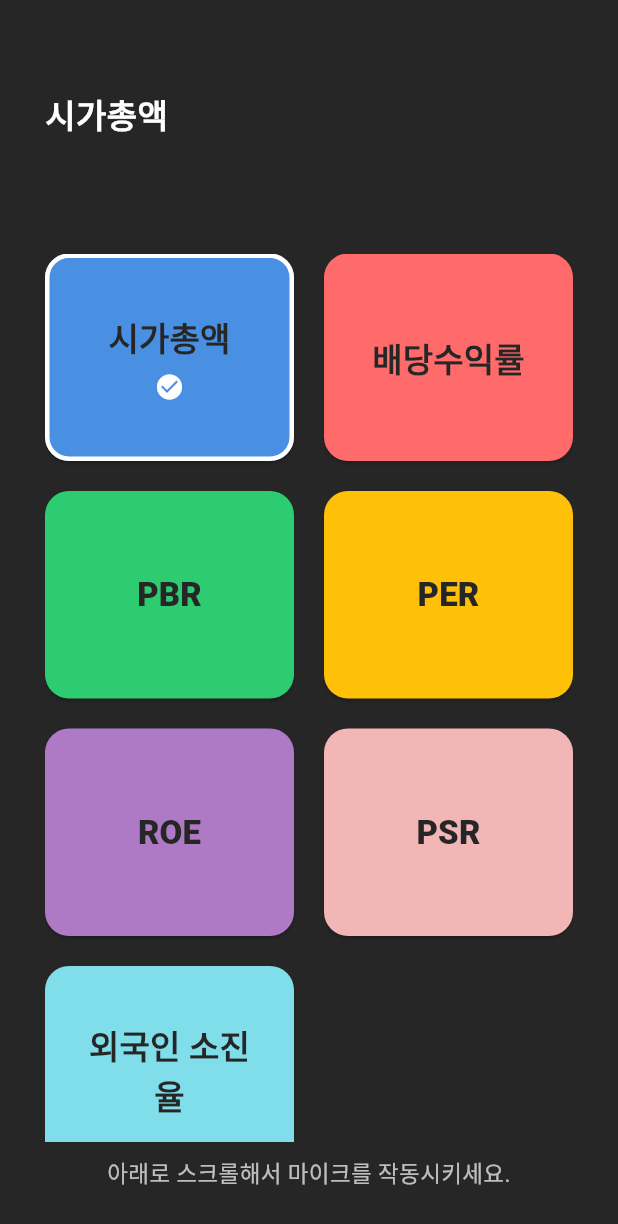
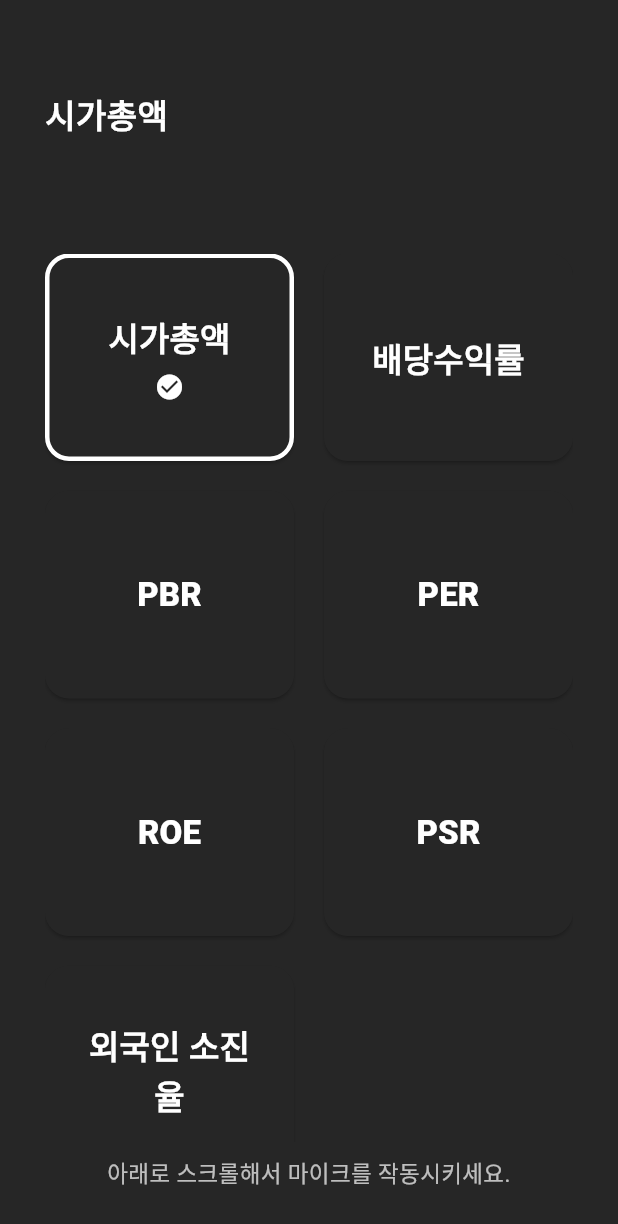
Before and after one commit to Hear-Stock/hearstock-frontend, a Flutter app: the RsiPage screen opened by its route, on a phone screen of 412 x 824 dp. Shown: the top 1224 px of the screen. Run offline on Flutter 3.47's test engine with Material 3 defaults, Android fonts, the light colour scheme and no system bars; our stand-ins replace flutter_dotenv, flutter_tts, speech_to_text; missing offline and left inert: flutter_midi_pro; network calls fail; Roboto replaces fonts that are missing (Pretendard); statements that could not run were skipped.

Commit message:
fix. 버튼 배경 색 수정

```diff
--- a/hear_stock/lib/ris_page.dart
+++ b/hear_stock/lib/ris_page.dart
@@ -26,13 +26,13 @@ class _RsiPageState extends State<RsiPage> {
   };
 
   final List<_IndicatorItem> items = [
-    _IndicatorItem(title: '시가총액', backgroundColor: Color(0xFF4A90E2)),
-    _IndicatorItem(title: '배당수익률', backgroundColor: Color(0xFFFF6B6B)),
-    _IndicatorItem(title: 'PBR', backgroundColor: Color(0xFF2ECC71)),
-    _IndicatorItem(title: 'PER', backgroundColor: Color(0xFFFFC107)),
-    _IndicatorItem(title: 'ROE', backgroundColor: Color(0xFFAF7AC5)),
-    _IndicatorItem(title: 'PSR', backgroundColor: Color(0xFFF3B6B6)),
-    _IndicatorItem(title: '외국인 소진율', backgroundColor: Color(0xFF80DEEA)),
+    _IndicatorItem(title: '시가총액', backgroundColor: Color(0xff262626)),
+    _IndicatorItem(title: '배당수익률', backgroundColor: Color(0xff262626)),
+    _IndicatorItem(title: 'PBR', backgroundColor: Color(0xff262626)),
+    _IndicatorItem(title: 'PER', backgroundColor: Color(0xff262626)),
+    _IndicatorItem(title: 'ROE', backgroundColor: Color(0xff262626)),
+    _IndicatorItem(title: 'PSR', backgroundColor: Color(0xff262626)),
+    _IndicatorItem(title: '외국인 소진율', backgroundColor: Color(0xff262626)),
   ];
 
   @override
@@ -191,7 +191,7 @@ class _RsiPageState extends State<RsiPage> {
                                 child: ElevatedButton(
                                   style: ElevatedButton.styleFrom(
                                     backgroundColor: item.backgroundColor,
-                                    foregroundColor: Color(0xff262626),
+                                    foregroundColor: Colors.white,
                                     shape: RoundedRectangleBorder(
                                       borderRadius: BorderRadius.circular(16),
                                       side: BorderSide(
```
